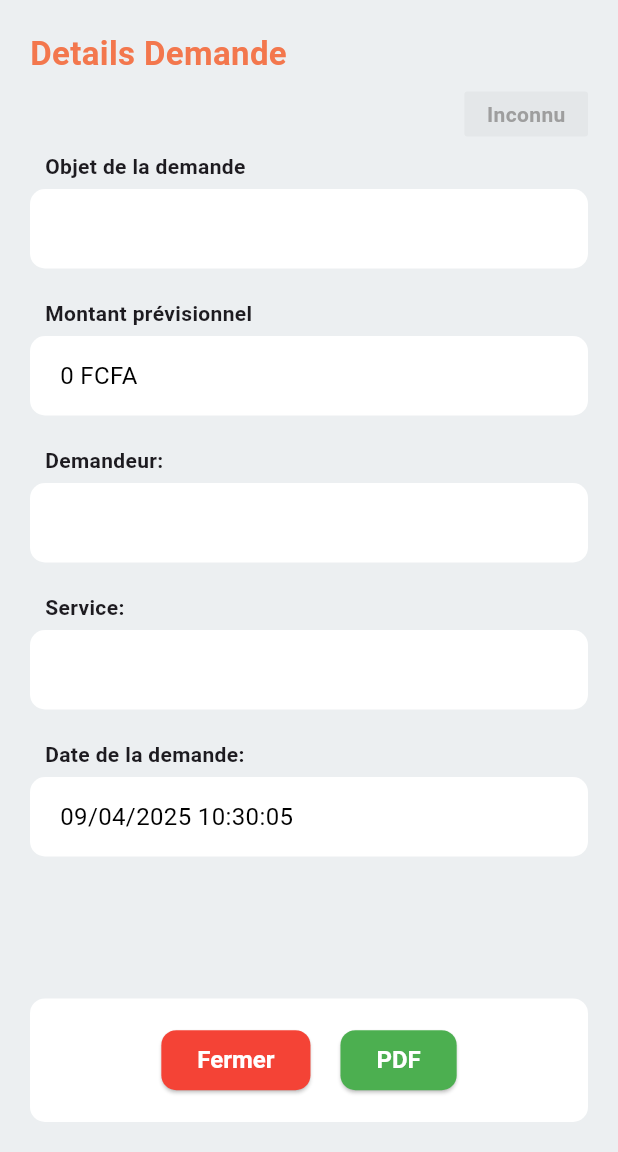
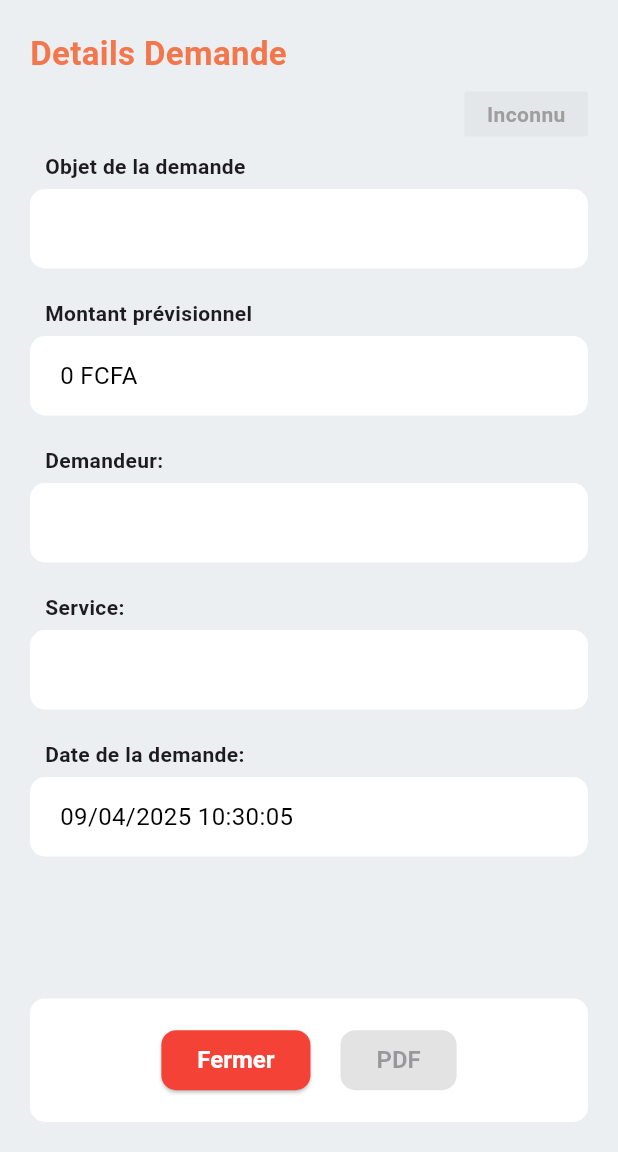
Before and after one commit to alankouakou/edemandes, a Flutter app: the DetailsDemandePage screen opened directly with empty values, on a phone screen of 412 x 824 dp, the part 84-1236 px from its top. Run offline on Flutter 3.47's test engine with Material 3 defaults, Android fonts, the phone set to English and light mode, and no system bars; our stand-ins replace cloud_firestore, equatable, firebase_auth, firebase_core, firebase_messaging, flutter_local_notifications and 8 more; missing offline and left inert: googleapis; accounts and stored records are empty.

Commit message:
Btn imprimer actif ssi statut demande =  approuvée ou décaissée

```diff
--- a/lib/core/printing/printing_service.dart
+++ b/lib/core/printing/printing_service.dart
@@ -1,11 +1,9 @@
-import 'dart:ffi';
 import 'dart:io';
-import 'package:demandes/core/statuts.dart';
+
 import 'package:demandes/core/utils.dart';
 import 'package:demandes/features/budget/data/models/decaissement.dart';
 import 'package:demandes/features/demandes/data/models/demande_model.dart';
-import 'package:demandes/features/demandes/domain/entities/demande.dart';
-import 'package:flutter/material.dart';
+
 import 'package:flutter/services.dart';
 import 'package:open_file/open_file.dart';
 import 'package:path_provider/path_provider.dart';
--- a/lib/features/demandes/data/repositories/demande_repository_impl.dart
+++ b/lib/features/demandes/data/repositories/demande_repository_impl.dart
@@ -1,12 +1,9 @@
-import 'package:demandes/core/messaging/repository/user_token_repository.dart';
 import 'package:demandes/core/statuts.dart';
 import 'package:demandes/features/demandes/data/data_sources/remote_datasource.dart';
 import 'package:demandes/features/demandes/data/models/demande_model.dart';
 
 import 'package:demandes/features/demandes/domain/entities/demande.dart';
-import 'package:demandes/features/demandes/domain/repositories/demande_repository.dart';
-import 'package:flutter/material.dart';
-import 'package:googleapis/monitoring/v3.dart';
+import 'package:demandes/features/demandes/data/repositories/demande_repository.dart';
 
 class DemandeRepositoryImpl implements DemandeRepository {
   final RemoteDatasource remoteDS;
--- a/lib/features/demandes/presentation/pages/details_demande_page.dart
+++ b/lib/features/demandes/presentation/pages/details_demande_page.dart
@@ -1,4 +1,5 @@
 import 'package:demandes/core/printing/printing_service.dart';
+import 'package:demandes/core/statuts.dart';
 import 'package:demandes/core/themes/app_theme.dart';
 import 'package:demandes/core/utils.dart';
 
@@ -80,14 +81,20 @@
                             style: TextStyle(fontSize: 16))),
                     const Gap(20.0),
                     ElevatedButton(
-                        style: ElevatedButton.styleFrom(
-                            backgroundColor: Colors.green),
-                        onPressed: () async {
-                          print('Printing demande ${demande.docId}...');
-                          await PrintingService.printDemande(demande);
-                        },
-                        child:
-                            const Text('PDF', style: TextStyle(fontSize: 16))),
+                      style: ElevatedButton.styleFrom(
+                          backgroundColor: Colors.green),
+                      onPressed: [Statut.approved, Statut.paid]
+                              .contains(demande.statut)
+                          ? () async {
+                              print('Printing demande ${demande.docId}...');
+                              await PrintingService.printDemande(demande);
+                            }
+                          : null,
+                      child: const Text(
+                        'PDF',
+                        style: TextStyle(fontSize: 16),
+                      ),
+                    ),
                   ],
                 ),
               )
```
Also changed, not shown: 8 other files.
